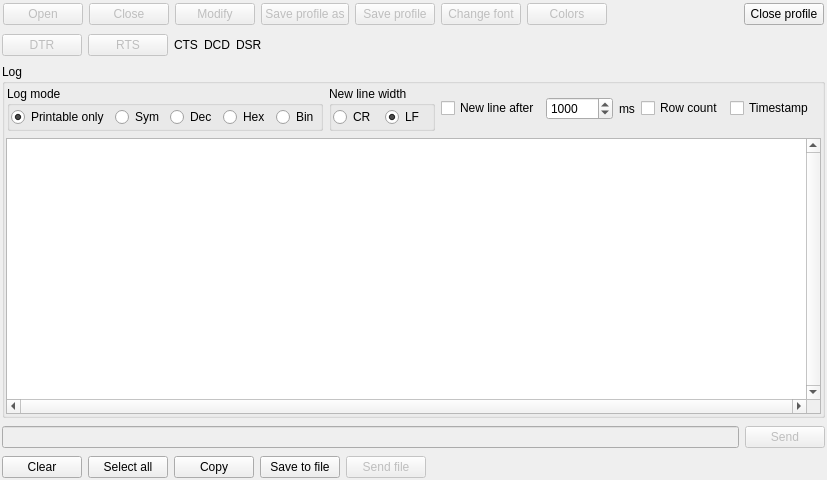
Qt form qdterminal.ui (denisgottardello/QtComPort) before a commit.
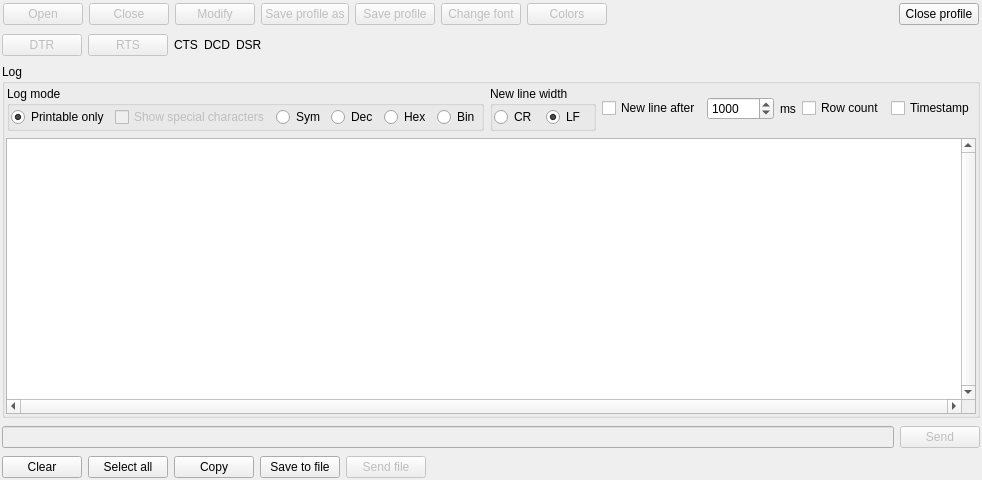
The same form after that commit. Icons and pictures are not drawn.

```diff
--- a/qdterminal.ui
+++ b/qdterminal.ui
@@ -6,7 +6,7 @@
    <rect>
     <x>0</x>
     <y>0</y>
-    <width>827</width>
+    <width>875</width>
     <height>480</height>
    </rect>
   </property>
@@ -332,6 +332,16 @@
                  </property>
                 </widget>
                </item>
+               <item>
+                <widget class="QCheckBox" name="QCBSpecialCharacters">
+                 <property name="enabled">
+                  <bool>false</bool>
+                 </property>
+                 <property name="text">
+                  <string>Show special characters</string>
+                 </property>
+                </widget>
+               </item>
                <item>
                 <widget class="QRadioButton" name="QRBSym">
                  <property name="text">
```
Left out of the diff: 1 changed line with no effect on the pictures.
